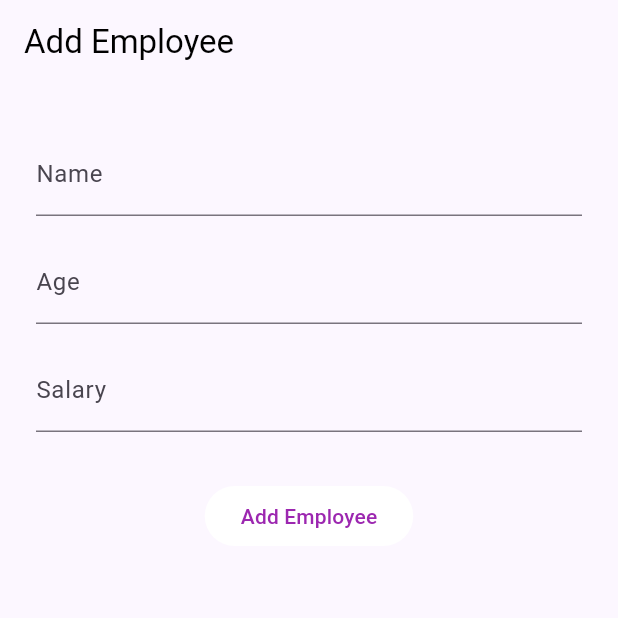
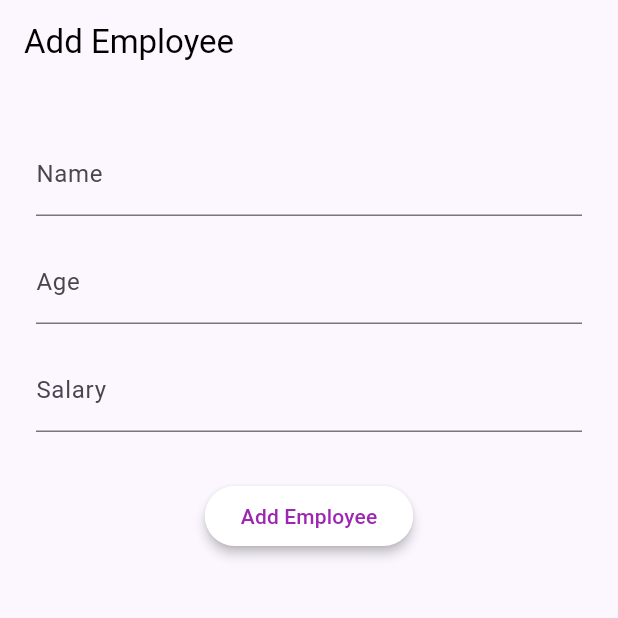
Before and after one commit to Tanzim-hash/live_test_2, a Flutter app: the screen it shows after launch, on a phone screen of 412 x 824 dp, the top half of it. Run offline on Flutter 3.47's test engine with Material 3 defaults, Android fonts, the phone set to English and light mode, and no system bars.

Commit message:
Update add_employee.dart

```diff
--- a/lib/add_employee.dart
+++ b/lib/add_employee.dart
@@ -57,7 +57,7 @@ class AddEmployeeScreen extends StatelessWidget {
                   style: ElevatedButton.styleFrom(
                     backgroundColor: Colors.white,
                     foregroundColor: Colors.purple,
-                    elevation: 0,
+                    elevation: 3,
                     shape: RoundedRectangleBorder(
                       borderRadius: BorderRadius.circular(20),
                     ),
```
